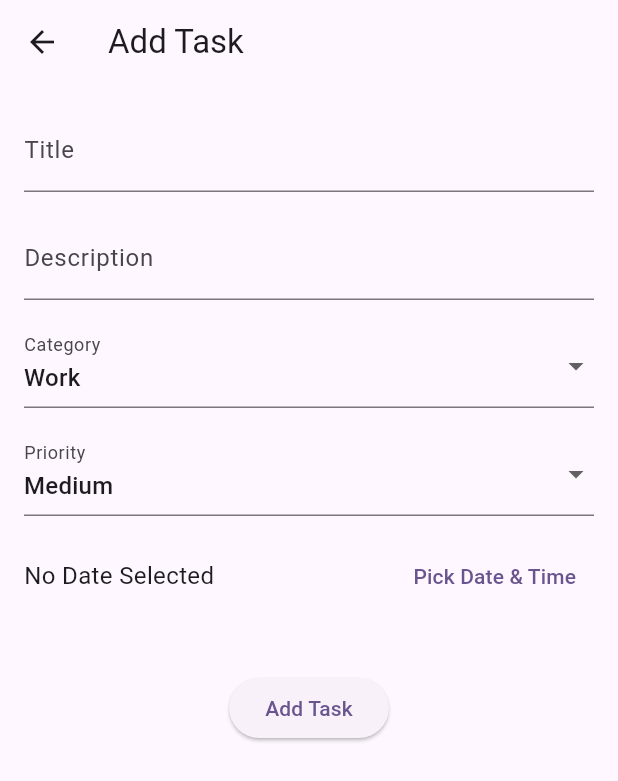
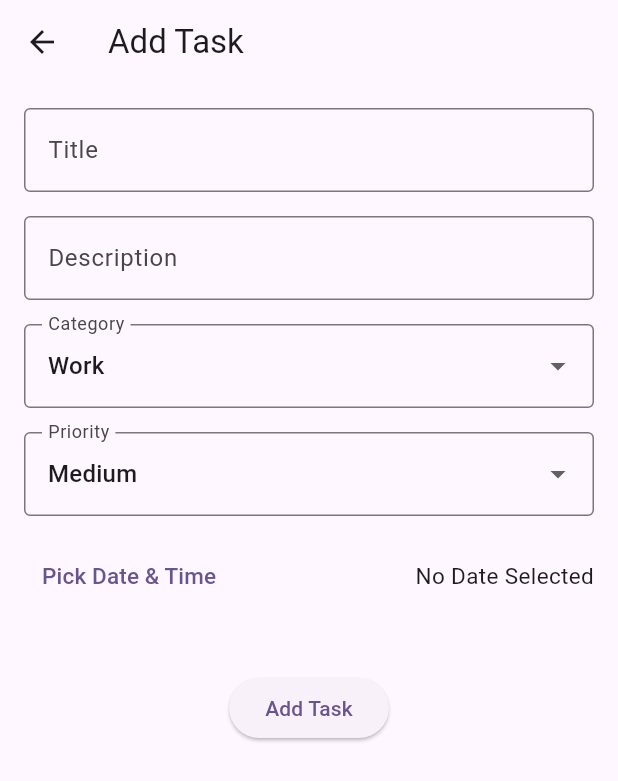
Before and after one commit to Lampat/task_manager, a Flutter app: the screen it shows once a user with an empty profile is signed in, after a tap on the "add" icon, on a phone screen of 412 x 824 dp. Shown: the top 781 px of the screen. Run offline on Flutter 3.47's test engine with Material 3 defaults, Android fonts, the phone set to English and light mode, and no system bars; our stand-ins replace cloud_firestore, firebase_auth, firebase_core, flutter_riverpod, font_awesome_flutter, google_sign_in and 1 more; accounts and stored records are empty.

Commit message:
better ui for tasks, fix colors on dark theme

```diff
--- a/lib/main.dart
+++ b/lib/main.dart
@@ -27,13 +27,21 @@ class MyApp extends ConsumerWidget {
       title: 'Flutter Demo',
       scaffoldMessengerKey: snackbarKey,
       theme: ThemeData(
-        colorScheme: ColorScheme.fromSeed(seedColor: Colors.deepPurple),
+        colorScheme: ColorScheme.fromSeed(
+          seedColor: Colors.deepPurple,
+        ),
+        listTileTheme: const ListTileThemeData(
+          textColor: Colors.black,
+        ),
         useMaterial3: true,
       ),
       darkTheme: ThemeData(
         colorScheme: ColorScheme.fromSeed(
           seedColor: Colors.deepPurple,
           brightness: Brightness.dark,
+        ),
+        listTileTheme: const ListTileThemeData(
+          textColor: Colors.white,
         ),
         useMaterial3: true,
       ),
--- a/lib/screens/home_screen.dart
+++ b/lib/screens/home_screen.dart
@@ -33,13 +33,21 @@ class HomeScreen extends ConsumerWidget {
       body: Column(
         children: [
           Padding(
-            padding: const EdgeInsets.all(8.0),
-            child: TextField(
+            padding:
+                const EdgeInsets.symmetric(horizontal: 16.0, vertical: 8.0),
+            child: TextFormField(
               onChanged: (value) => searchQuery.state = value,
               decoration: const InputDecoration(
                 labelText: 'Search Tasks',
                 prefixIcon: Icon(Icons.search),
-                border: OutlineInputBorder(),
+                // filled: true,
+                // fillColor: Colors.deepPurple[50],
+                border: OutlineInputBorder(
+                  // borderSide: BorderSide.none,
+                  borderRadius: BorderRadius.all(
+                    Radius.circular(25.0),
+                  ),
+                ),
               ),
             ),
           ),
--- a/lib/screens/task_screen.dart
+++ b/lib/screens/task_screen.dart
@@ -1,8 +1,10 @@
 import 'package:flutter/material.dart';
 import 'package:flutter_riverpod/flutter_riverpod.dart';
+import 'package:task_manager/globals.dart';
 import 'package:task_manager/models/task_model.dart';
 import 'package:task_manager/providers/auth_provider.dart';
 import 'package:task_manager/providers/task_provider.dart';
+import 'package:task_manager/shared/date_format.dart';
 import 'package:task_manager/shared/delete_dialog.dart';
 
 class AddEditTaskScreen extends ConsumerStatefulWidget {
@@ -20,6 +22,7 @@ class _AddEditTaskScreenState extends ConsumerState<AddEditTaskScreen> {
   late TaskCategory _selectedCategory;
   late TaskPriority _selectedPriority;
   DateTime? _selectedDateTime;
+  final _formKey = GlobalKey<FormState>();
 
   @override
   void initState() {
@@ -69,18 +72,27 @@ class _AddEditTaskScreenState extends ConsumerState<AddEditTaskScreen> {
   }
 
   void _saveTask(BuildContext context) {
-    if (_titleController.text.isEmpty || _selectedDateTime == null) {
-      ScaffoldMessenger.of(context).showSnackBar(
-        const SnackBar(content: Text('Title and due date are required.')),
-      );
+    if (!_formKey.currentState!.validate()) return;
+
+    if (_selectedDateTime == null) {
+      snackbarKey.currentState
+          ?.showSnackBar(globalSnackBar("Please select a date to continue"));
+
       return;
     }
 
+    // if (_titleController.text.isEmpty || _selectedDateTime == null) {
+    //   ScaffoldMessenger.of(context).showSnackBar(
+    //     const SnackBar(content: Text('Title and due date are required.')),
+    //   );
+    //   return;
+    // }
+
     final userId = ref.read(getUserIdProvider);
     if (userId == null) {
-      ScaffoldMessenger.of(context).showSnackBar(
-        const SnackBar(content: Text('User is not logged in.')),
-      );
+      snackbarKey.currentState
+          ?.showSnackBar(globalSnackBar("User is not logged in"));
+
       return;
     }
 
@@ -134,21 +146,41 @@ class _AddEditTaskScreenState extends ConsumerState<AddEditTaskScreen> {
       body: Padding(
         padding: const EdgeInsets.all(16.0),
         child: SingleChildScrollView(
+          child: Form(
+            key: _formKey,
             child: Column(
               children: [
-              TextField(
+                TextFormField(
                   controller: _titleController,
-                decoration: const InputDecoration(labelText: 'Title'),
+                  decoration: const InputDecoration(
+                    labelText: 'Title',
+                    border: OutlineInputBorder(),
+                  ),
+                  validator: (value) {
+                    if (value == null || value.isEmpty) {
+                      return "Please add a title";
+                    }
+                    if (value.length < 6) {
+                      return "Add more than 6 characters to title";
+                    }
+                    return null;
+                  },
                 ),
                 const SizedBox(height: 16),
-              TextField(
+                TextFormField(
                   controller: _descriptionController,
-                decoration: const InputDecoration(labelText: 'Description'),
+                  decoration: const InputDecoration(
+                    labelText: 'Description',
+                    border: OutlineInputBorder(),
+                  ),
                 ),
                 const SizedBox(height: 16),
                 DropdownButtonFormField<TaskCategory>(
                   value: _selectedCategory,
-                decoration: const InputDecoration(labelText: 'Category'),
+                  decoration: const InputDecoration(
+                    labelText: 'Category',
+                    border: OutlineInputBorder(),
+                  ),
                   items: TaskCategory.values.map((category) {
                     return DropdownMenuItem<TaskCategory>(
                       value: category,
@@ -167,7 +199,10 @@ class _AddEditTaskScreenState extends ConsumerState<AddEditTaskScreen> {
                 const SizedBox(height: 16),
                 DropdownButtonFormField<TaskPriority>(
                   value: _selectedPriority,
-                decoration: const InputDecoration(labelText: 'Priority'),
+                  decoration: const InputDecoration(
+                    labelText: 'Priority',
+                    border: OutlineInputBorder(),
+                  ),
                   items: TaskPriority.values.map((priority) {
                     return DropdownMenuItem<TaskPriority>(
                       value: priority,
@@ -187,15 +222,20 @@ class _AddEditTaskScreenState extends ConsumerState<AddEditTaskScreen> {
                 Row(
                   mainAxisAlignment: MainAxisAlignment.spaceBetween,
                   children: [
+                    TextButton(
+                      onPressed: () => _pickDateTime(context),
+                      child: const Text(
+                        'Pick Date & Time',
+                        style: TextStyle(fontSize: 15),
+                      ),
+                    ),
                     Text(
                       _selectedDateTime != null
-                        ? '${_selectedDateTime!.toLocal()}'.split('.')[0]
+                          ? formatIsoToReadableDate(
+                              _selectedDateTime!.toLocal().toIso8601String())
+                          // ? '${_selectedDateTime!.toLocal()}'.split('.')[0]
                           : 'No Date Selected',
-                    style: const TextStyle(fontSize: 16),
-                  ),
-                  TextButton(
-                    onPressed: () => _pickDateTime(context),
-                    child: const Text('Pick Date & Time'),
+                      style: const TextStyle(fontSize: 15),
                     ),
                   ],
                 ),
@@ -209,6 +249,7 @@ class _AddEditTaskScreenState extends ConsumerState<AddEditTaskScreen> {
             ),
           ),
         ),
+      ),
     );
   }
 }
```
Also changed, not shown: lib/shared/date_format.dart (added, +15 -0 lines), lib/shared/priority_color.dart (added, +28 -0 lines), lib/widgets/task_tile.dart (+43 -9 lines). Lines whose indentation alone changed are shown as unchanged.
